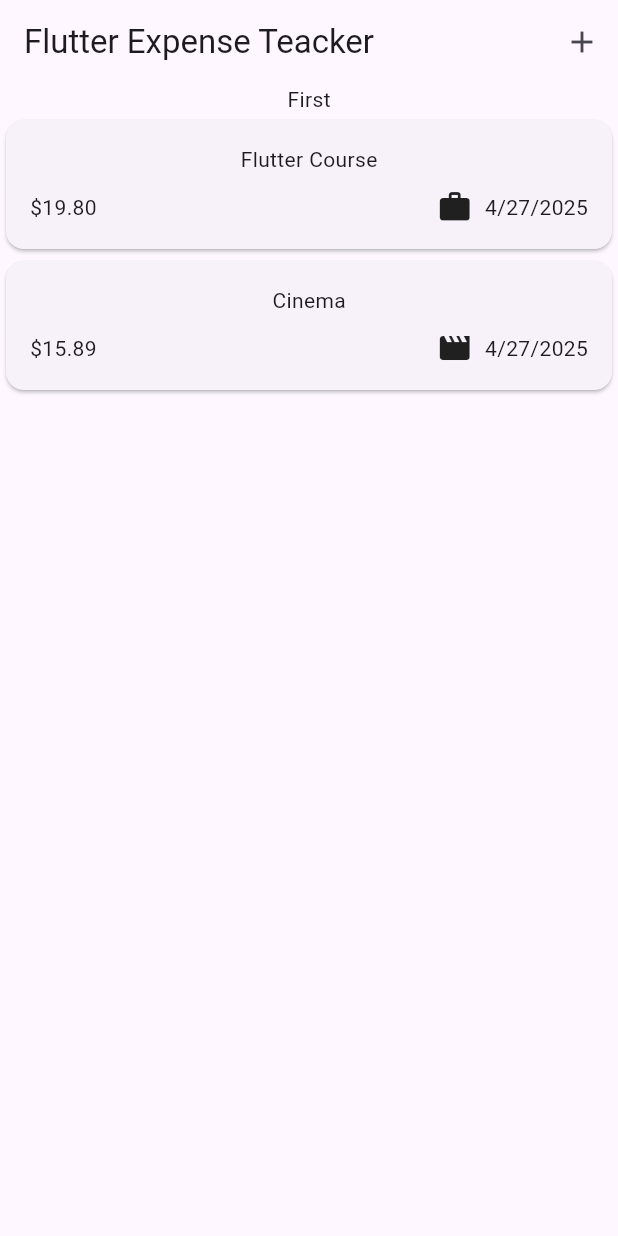
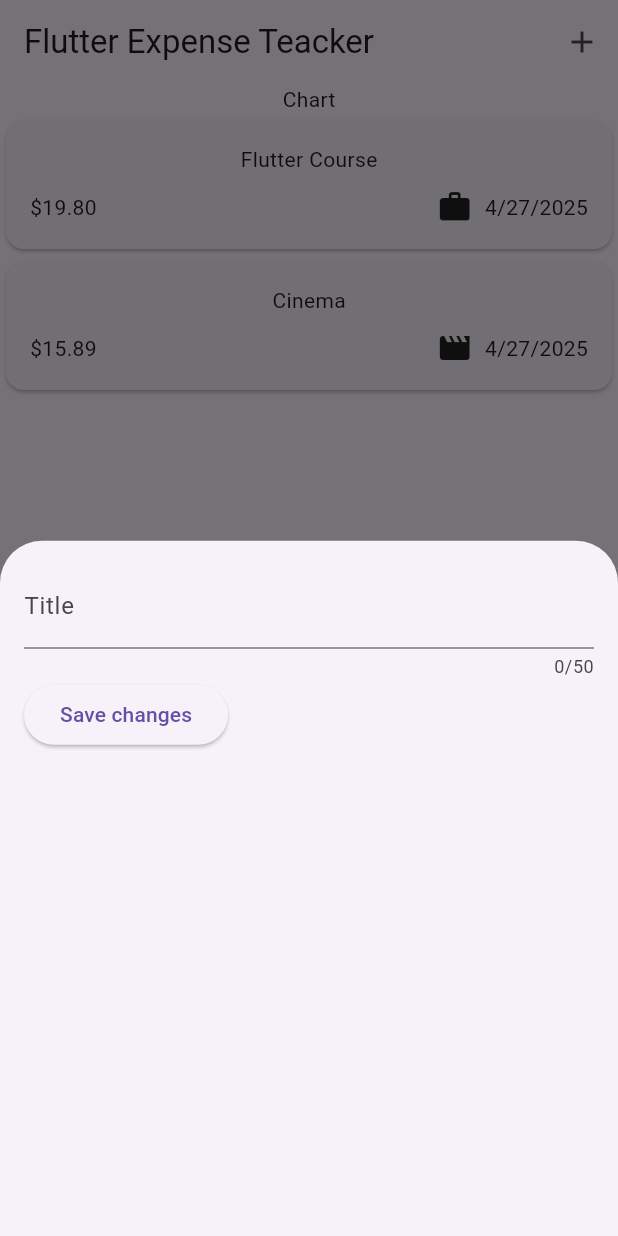
Before and after one commit to kickbuttowski25/ExpenseTracker, a Flutter app: the screen it shows after launch, after a tap on the "add" icon, on a phone screen of 412 x 824 dp. Run offline on Flutter 3.47's test engine with Material 3 defaults, Android fonts, the phone set to English and light mode, and no system bars.

Commit message:
added new expense class to add expense, created bottom sheet model

```diff
--- /dev/null
+++ b/lib/new_expense.dart
@@ -0,0 +1,46 @@
+import 'package:flutter/material.dart';
+
+class NewExpense extends StatefulWidget {
+  const NewExpense({super.key});
+
+  @override
+  State<NewExpense> createState() {
+    return _NewExpenseState();
+  }
+}
+
+class _NewExpenseState extends State<NewExpense> {
+  var _enteredValue = '';
+
+  void _saveTitleInput(String inputValue) {
+    _enteredValue = inputValue;
+  }
+
+  @override
+  Widget build(BuildContext context) {
+    return Padding(
+      padding: const EdgeInsets.all(16),
+      child: Column(
+        children: [
+          TextField(
+            onChanged: _saveTitleInput,
+            maxLength: 50,
+            decoration: const InputDecoration(
+              label: Text("Title"),
+            ),
+          ),
+          Row(
+            children: [
+              ElevatedButton(
+                onPressed: () {
+                  print(_enteredValue);
+                },
+                child: const Text("Save changes"),
+              )
+            ],
+          )
+        ],
+      ),
+    );
+  }
+}
--- a/lib/widgets/expenses.dart
+++ b/lib/widgets/expenses.dart
@@ -1,3 +1,4 @@
+import 'package:expense_tracker/new_expense.dart';
 import 'package:expense_tracker/widgets/expenses_list/expenses_list.dart';
 import 'package:expense_tracker/models/expense.dart';
 import 'package:flutter/material.dart';
@@ -37,6 +38,14 @@ class _ExpensesState extends State<Expenses> {
     //   category: Category.work,
     // )
   ];
+
+  void _openAddExpenseOverlay() {
+    showModalBottomSheet(
+      context: context,
+      builder: (ctx) => const NewExpense(),
+    );
+  }
+
   @override
   Widget build(BuildContext context) {
     return Scaffold(
@@ -44,14 +53,14 @@ class _ExpensesState extends State<Expenses> {
         title: const Text("Flutter Expense Teacker"),
         actions: [
           IconButton(
-            onPressed: () {},
+            onPressed: _openAddExpenseOverlay,
             icon: const Icon(Icons.add),
           )
         ],
       ),
       body: Column(
         children: [
-          const Text("First"),
+          const Text("Chart"),
           Expanded(
             child: ExpensesList(
               expenses: _registeredExpenses,
```
